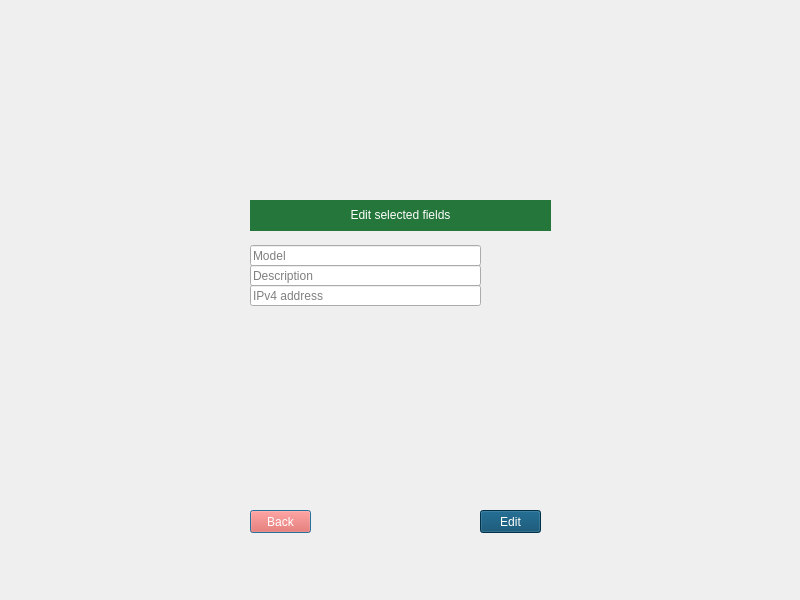
First picture: the form in LeonCam/CameraEdition.ui, repository kazimierczak-robert/LeonCam, before the edit.
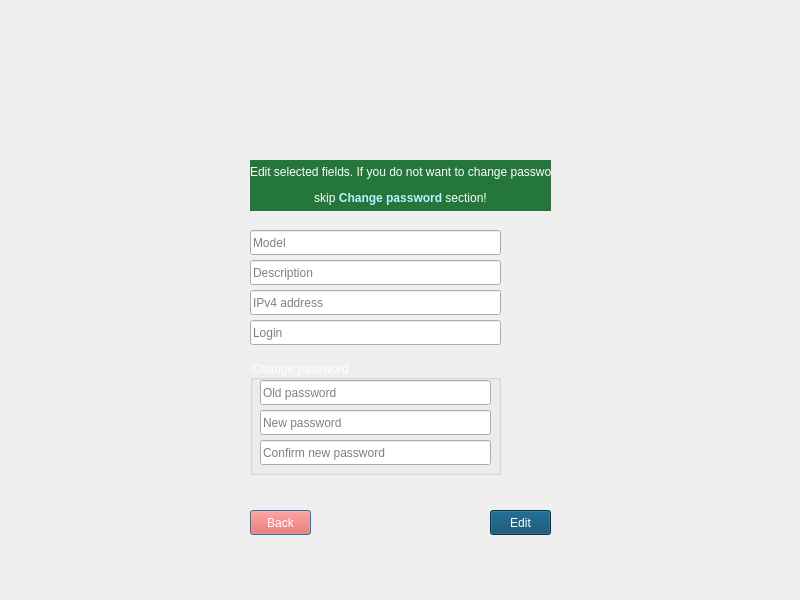
Second picture: the form after the edit. Icons and pictures are not drawn.

```diff
--- a/LeonCam/CameraEdition.ui
+++ b/LeonCam/CameraEdition.ui
@@ -26,9 +26,9 @@
    <property name="geometry">
     <rect>
      <x>250</x>
-     <y>265</y>
-     <width>231</width>
-     <height>21</height>
+     <y>260</y>
+     <width>251</width>
+     <height>25</height>
     </rect>
    </property>
    <property name="text">
@@ -42,9 +42,9 @@
    <property name="geometry">
     <rect>
      <x>250</x>
-     <y>245</y>
-     <width>231</width>
-     <height>21</height>
+     <y>230</y>
+     <width>251</width>
+     <height>25</height>
     </rect>
    </property>
    <property name="text">
@@ -58,9 +58,9 @@
    <property name="geometry">
     <rect>
      <x>250</x>
-     <y>285</y>
-     <width>231</width>
-     <height>21</height>
+     <y>290</y>
+     <width>251</width>
+     <height>25</height>
     </rect>
    </property>
    <property name="text">
@@ -94,9 +94,9 @@
    <property name="geometry">
     <rect>
      <x>250</x>
-     <y>200</y>
+     <y>160</y>
      <width>301</width>
-     <height>31</height>
+     <height>51</height>
     </rect>
    </property>
    <property name="styleSheet">
@@ -104,7 +104,7 @@
 background-color:rgb(36, 118, 59)</string>
    </property>
    <property name="text">
-    <string>&lt;html&gt;&lt;head/&gt;&lt;body&gt;&lt;p align=&quot;center&quot;&gt;Edit selected fields&lt;/p&gt;&lt;/body&gt;&lt;/html&gt;</string>
+    <string>&lt;html&gt;&lt;head/&gt;&lt;body&gt;&lt;p align=&quot;center&quot;&gt;Edit selected fields. If you do not want to change password, &lt;/p&gt;&lt;p align=&quot;center&quot;&gt;skip &lt;span style=&quot; font-weight:600; color:#bdf0ff;&quot;&gt;Change password&lt;/span&gt; section!&lt;/p&gt;&lt;/body&gt;&lt;/html&gt;</string>
    </property>
   </widget>
   <widget class="QPushButton" name="PBBack">
@@ -113,7 +113,7 @@
      <x>250</x>
      <y>510</y>
      <width>61</width>
-     <height>23</height>
+     <height>25</height>
     </rect>
    </property>
    <property name="styleSheet">
@@ -135,10 +135,10 @@
   <widget class="QPushButton" name="PBEdit">
    <property name="geometry">
     <rect>
-     <x>480</x>
+     <x>490</x>
      <y>510</y>
      <width>61</width>
-     <height>23</height>
+     <height>25</height>
     </rect>
    </property>
    <property name="styleSheet">
@@ -176,6 +176,86 @@
     <string/>
    </property>
   </widget>
+  <widget class="QLineEdit" name="LELogin">
+   <property name="geometry">
+    <rect>
+     <x>250</x>
+     <y>320</y>
+     <width>251</width>
+     <height>25</height>
+    </rect>
+   </property>
+   <property name="text">
+    <string/>
+   </property>
+   <property name="placeholderText">
+    <string>Login</string>
+   </property>
+  </widget>
+  <widget class="QGroupBox" name="GBChangePassword">
+   <property name="geometry">
+    <rect>
+     <x>250</x>
+     <y>360</y>
+     <width>251</width>
+     <height>115</height>
+    </rect>
+   </property>
+   <property name="styleSheet">
+    <string notr="true">#GBChangePassword{color: rgb(255, 255, 255);}</string>
+   </property>
+   <property name="title">
+    <string>Change password</string>
+   </property>
+   <widget class="QLineEdit" name="LEOldPassword">
+    <property name="geometry">
+     <rect>
+      <x>10</x>
+      <y>20</y>
+      <width>231</width>
+      <height>25</height>
+     </rect>
+    </property>
+    <property name="text">
+     <string/>
+    </property>
+    <property name="placeholderText">
+     <string>Old password</string>
+    </property>
+   </widget>
+   <widget class="QLineEdit" name="LEPassword">
+    <property name="geometry">
+     <rect>
+      <x>10</x>
+      <y>50</y>
+      <width>231</width>
+      <height>25</height>
+     </rect>
+    </property>
+    <property name="text">
+     <string/>
+    </property>
+    <property name="placeholderText">
+     <string>New password</string>
+    </property>
+   </widget>
+   <widget class="QLineEdit" name="LEConfPass">
+    <property name="geometry">
+     <rect>
+      <x>10</x>
+      <y>80</y>
+      <width>231</width>
+      <height>25</height>
+     </rect>
+    </property>
+    <property name="echoMode">
+     <enum>QLineEdit::Password</enum>
+    </property>
+    <property name="placeholderText">
+     <string>Confirm new password</string>
+    </property>
+   </widget>
+  </widget>
  </widget>
  <layoutdefault spacing="6" margin="11"/>
  <resources>
```
